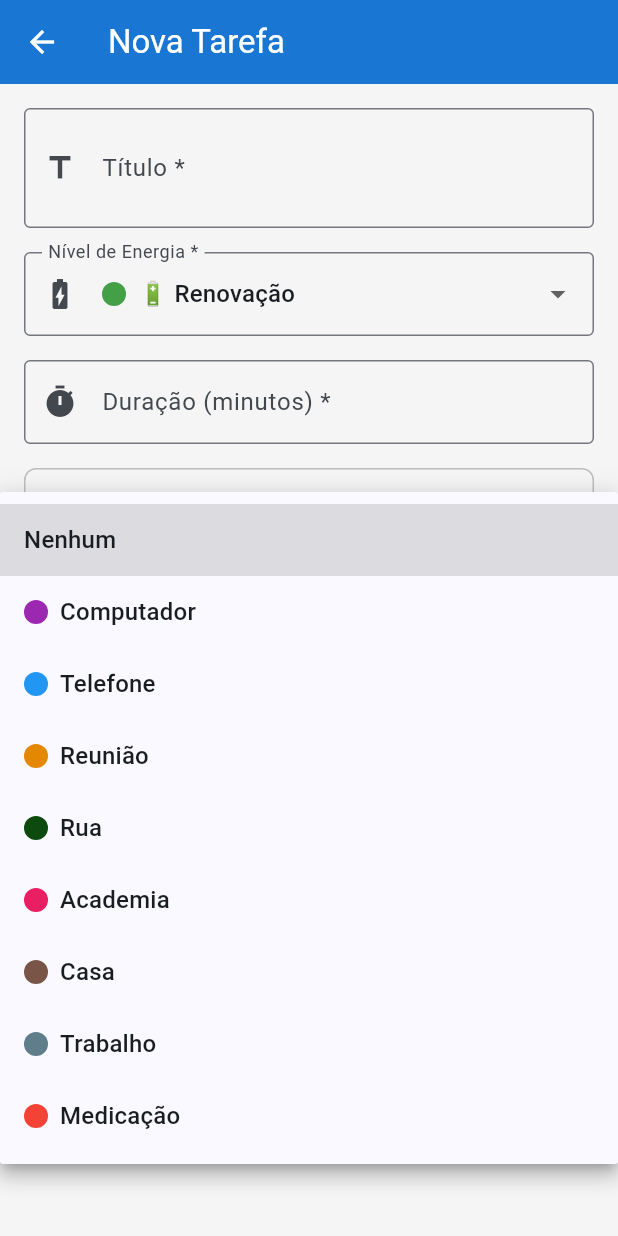
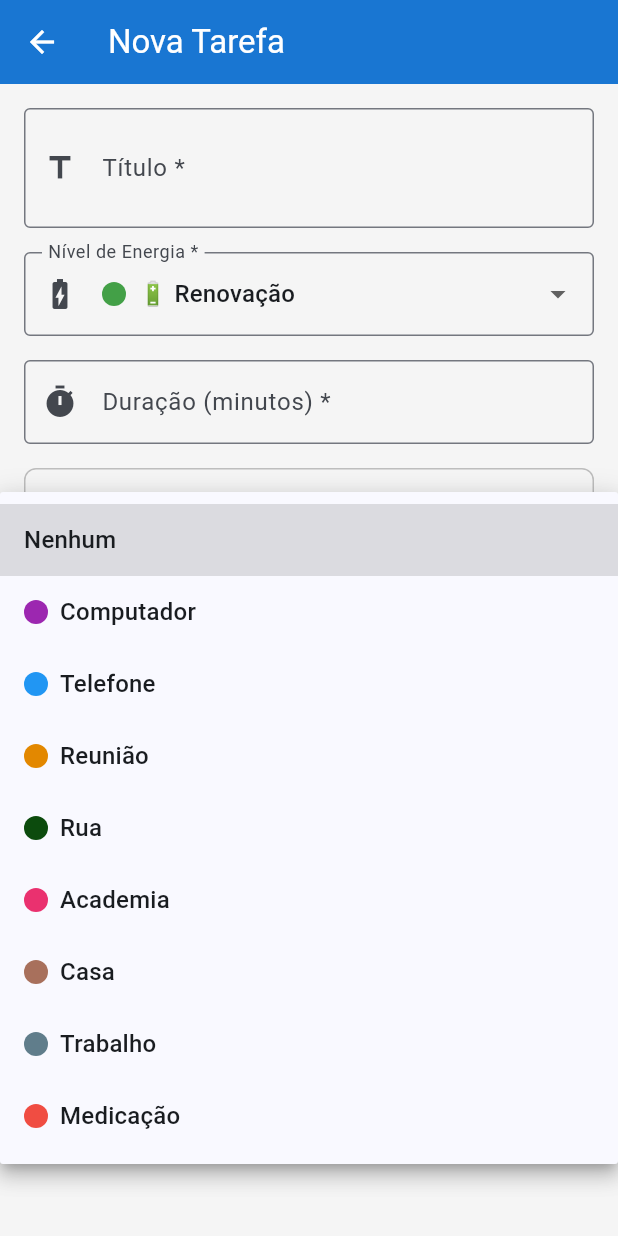
Before and after one commit to mathlaza/triade, a Flutter app: the AddTaskScreen screen opened directly with empty values, after a tap on "Nenhum", on a phone screen of 412 x 824 dp. Run offline on Flutter 3.47's test engine with Material 3 defaults, Android fonts, the phone set to English and light mode, and no system bars; our stand-ins replace fl_chart; network calls fail.

Commit message:
ajusta layout daily screen

```diff
--- a/triade-frontend/triade_app/lib/config/constants.dart
+++ b/triade-frontend/triade_app/lib/config/constants.dart
@@ -32,7 +32,7 @@ class AppConstants {
 // Enum para categorias da Tríade
 enum EnergyLevel {
   highEnergy('HIGH_ENERGY', '🧠 Alta Energia', AppConstants.highEnergyColor),
-  lowEnergy('LOW_ENERGY', '⚡ Baixa Energia', Color.fromARGB(255, 133, 133, 133)),
+  lowEnergy('LOW_ENERGY', '🌙 Baixa Energia', Color.fromARGB(255, 133, 133, 133)),
   renewal('RENEWAL', '🔋 Renovação', AppConstants.renewalColor);
 
   final String value;
@@ -92,10 +92,10 @@ class ContextColors {
     'Telefone': Color(0xFF2196F3),      // Azul
     'Reunião': Color.fromARGB(255, 227, 136, 0),       // Laranja
     'Rua': Color.fromARGB(255, 12, 75, 13),           // Verde
-    'Academia': Color(0xFFE91E63),      // Rosa
-    'Casa': Color(0xFF795548),          // Marrom
+    'Academia': Color.fromARGB(255, 234, 49, 111),      // Rosa
+    'Casa': Color.fromARGB(255, 168, 112, 92),          // Marrom
     'Trabalho': Color(0xFF607D8B),      // Azul-cinza
-    'Medicação': Color(0xFFF44336),     // Vermelho
+    'Medicação': Color.fromARGB(255, 240, 77, 66),     // Vermelho
   };
 
   static Color getColor(String? context) {
--- a/triade-frontend/triade_app/lib/widgets/progress_bar.dart
+++ b/triade-frontend/triade_app/lib/widgets/progress_bar.dart
@@ -27,7 +27,7 @@ class DailyProgressBar extends StatelessWidget {
 
     return Container(
       padding: const EdgeInsets.symmetric(horizontal: 16, vertical: 8),
-      margin: const EdgeInsets.fromLTRB(16, 0, 16, 12),
+      margin: const EdgeInsets.fromLTRB(16, 0, 16, 7),
       decoration: BoxDecoration(
         color: const Color(0xFF1C1C1E),
         borderRadius: BorderRadius.circular(16),
```
Also changed, not shown: triade-frontend/triade_app/lib/widgets/task_card.dart (+4 -9 lines).
